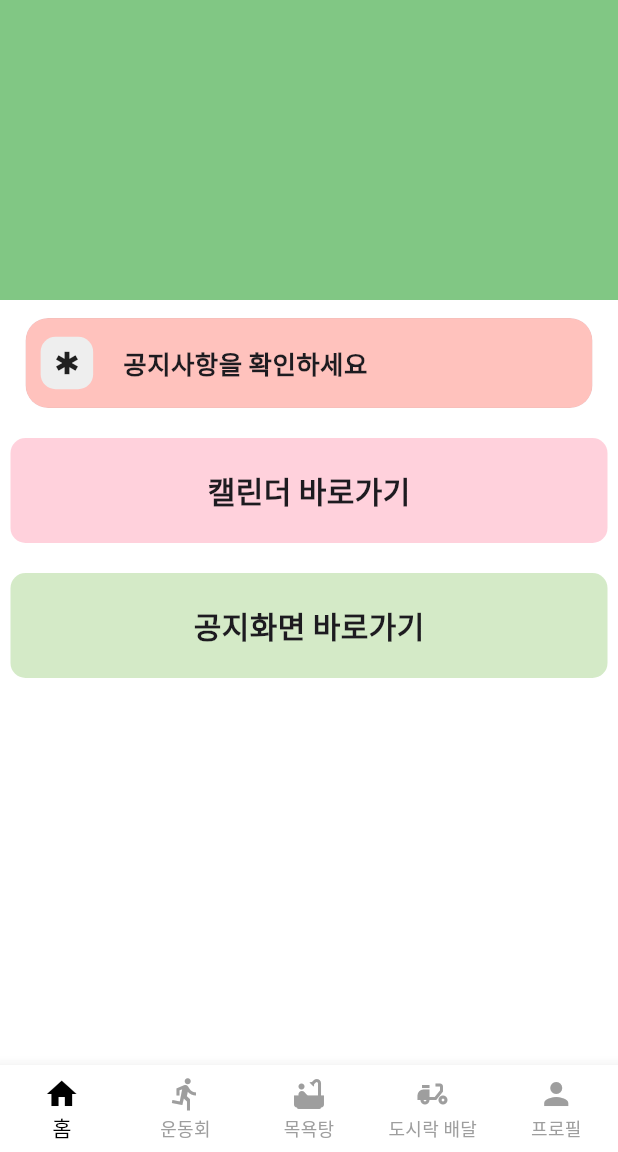
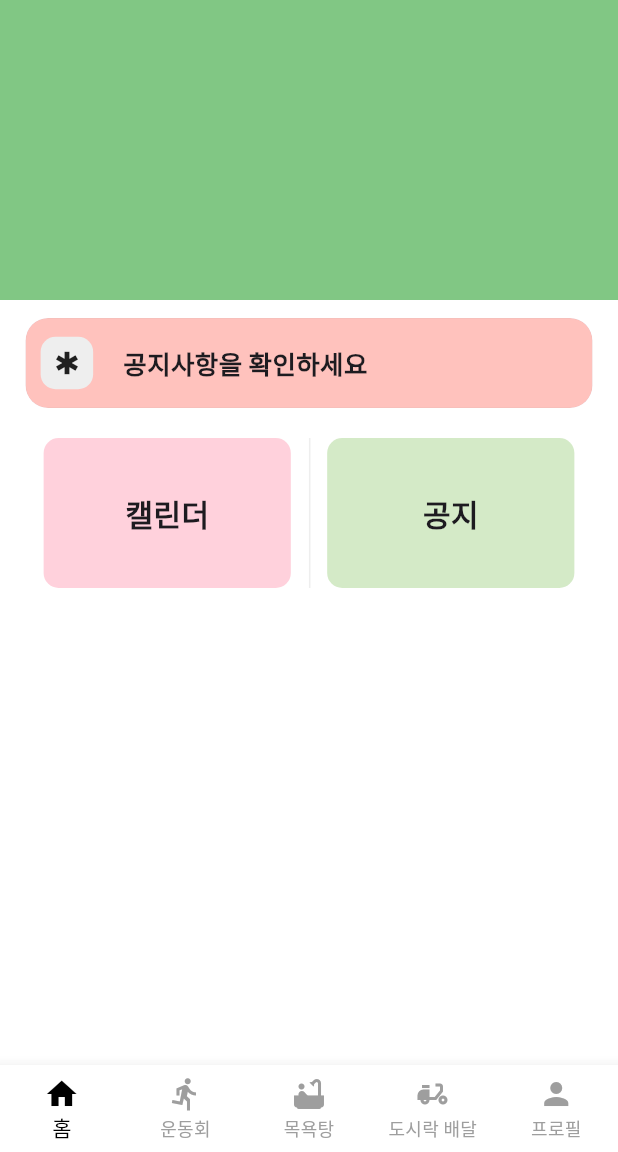
Before and after one commit to pre-per/nambu_admin, a Flutter app: the screen it shows after launch, on a phone screen of 412 x 824 dp, the part 84-1236 px from its top. Run offline on Flutter 3.47's test engine with Material 3 defaults, Android fonts, the phone set to English and light mode, and no system bars; our stand-ins replace google_fonts, lottie, table_calendar.

Commit message:
[feature] essential feature done

```diff
--- a/lib/main.dart
+++ b/lib/main.dart
@@ -16,8 +16,6 @@ import 'package:nambu_admin/screen/main/homescreen.dart';
 import 'package:nambu_admin/screen/sub/calendar/noticescreen.dart';
 import 'package:nambu_admin/screen/main/profilescreen.dart';
 
-final GlobalKey<ScaffoldMessengerState> scaffoldMessengerKey =
-    GlobalKey<ScaffoldMessengerState>();
 
 void main() async {
   WidgetsFlutterBinding.ensureInitialized();
@@ -43,7 +41,6 @@ class MyApp extends StatelessWidget {
   @override
   Widget build(BuildContext context) {
     return MaterialApp(
-      scaffoldMessengerKey: scaffoldMessengerKey,
       debugShowCheckedModeBanner: false,
       theme: ThemeData(
         appBarTheme: AppBarTheme(
--- a/lib/provider/sportpersonprovider.dart
+++ b/lib/provider/sportpersonprovider.dart
@@ -4,7 +4,7 @@ import 'package:nambu_admin/model/sportpersonmodel.dart';
 class SportpersonProvider with ChangeNotifier {
   List<Sportpersonmodel> _teamList = [
     Sportpersonmodel(name: '짱구', num: 1, adultNum: 5, childNum: 2, isChecked: false, isBlueTeam: true, phoneNum: '010-1234-5678'),
-    Sportpersonmodel(name: 'blue청철수', num: 2, isChecked: false, isBlueTeam: true),
+    Sportpersonmodel(name: 'blue청철수', num: 2, adultNum: 4, childNum: 3, isChecked: false, isBlueTeam: true, phoneNum: '010-5678-1234'),
     Sportpersonmodel(name: 'blue청맹구', num: 3, isChecked: false, isBlueTeam: true),
     Sportpersonmodel(name: 'blue청훈이', num: 4, isChecked: false, isBlueTeam: true),
     Sportpersonmodel(name: 'red홍짱구', num: 1, isChecked: false, isBlueTeam: false),
--- a/lib/screen/main/homescreen.dart
+++ b/lib/screen/main/homescreen.dart
@@ -35,9 +35,18 @@ class Homescreen extends StatelessWidget {
                       iconData: Icons.emergency,
                     ),
                     const SizedBox(height: 20.0),
-                    HomescreenCalendarInkWell(w_mdof, context),
-                    const SizedBox(height: 20.0),
-                    HomescreenNoticeInkWell(w_mdof, context),
+                    IntrinsicHeight(
+                      child: Row(
+                        mainAxisAlignment: MainAxisAlignment.spaceBetween,
+                        children: [
+                          const SizedBox(width: 10.0),
+                          HomescreenCalendarInkWell(w_mdof, context),
+                          VerticalDivider(color: Colors.grey[200], width: 0.05),
+                          HomescreenNoticeInkWell(w_mdof, context),
+                          const SizedBox(width: 10.0),
+                        ],
+                      ),
+                    ),
                     const SizedBox(height: 20.0),
                   ],
                 ),
@@ -85,14 +94,14 @@ InkWell HomescreenCalendarInkWell(double w_mdof, BuildContext context) {
           .push(MaterialPageRoute(builder: (_) => Calendarscreen()));
     },
     child: Ink(
-      width: w_mdof,
-      height: 70.0,
+      width: w_mdof * 0.4,
+      height: 100,
       decoration: BoxDecoration(
         color: Color(0xFFFFD1DC),
         borderRadius: BorderRadius.circular(10.0),
       ),
       child: Center(
-        child: Text('캘린더 바로가기',
+        child: Text('캘린더',
             style: TextStyle(fontSize: 20.0, fontWeight: FontWeight.w600)),
       ),
     ),
@@ -106,14 +115,14 @@ InkWell HomescreenNoticeInkWell(double w_mdof , BuildContext context) {
           .push(MaterialPageRoute(builder: (_) => Noticescreen()));
     },
     child: Ink(
-      width: w_mdof,
-      height: 70.0,
+      width: w_mdof * 0.4,
+      height: 100.0,
       decoration: BoxDecoration(
         color: AWESOME_GREEN,
         borderRadius: BorderRadius.circular(10.0),
       ),
       child: Center(
-        child: Text('공지화면 바로가기',
+        child: Text('공지',
             style: TextStyle(fontSize: 20.0, fontWeight: FontWeight.w600)),
       ),
     ),
--- a/pubspec.yaml
+++ b/pubspec.yaml
@@ -39,6 +39,7 @@ dependencies:
   # Use with the CupertinoIcons class for iOS style icons.
   cupertino_icons: ^1.0.8
   lottie: ^3.3.1
+  url_launcher: ^6.3.1
 
 dev_dependencies:
   flutter_test:
```
Also changed, not shown: lib/component/sport/sportpersonalcard.dart (+21 -0 lines), pubspec.lock, 8 other files.
